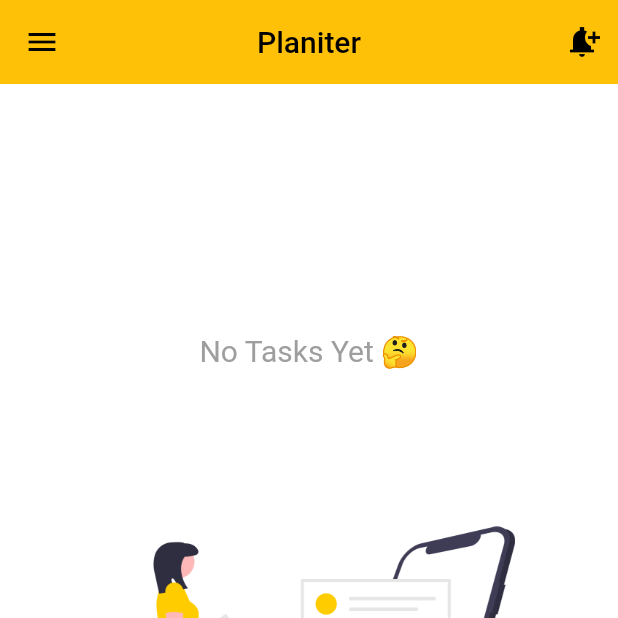
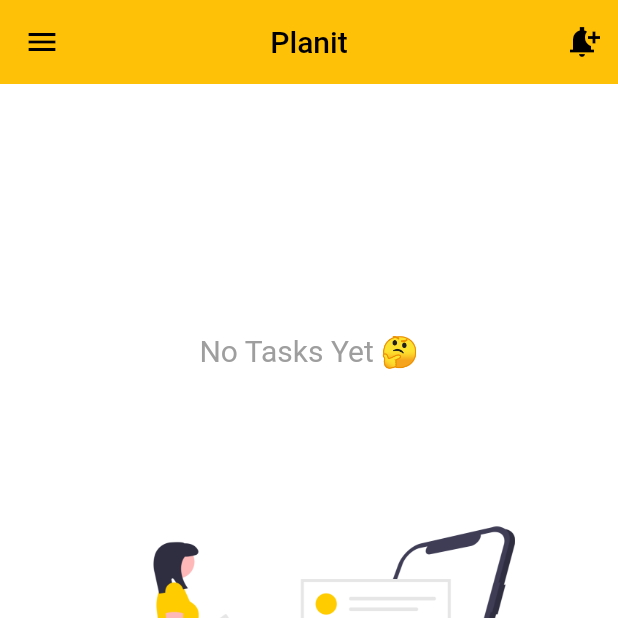
Before and after one commit to Knathgraphics/Planit, a Flutter app: the Dashboard screen opened by its route, on a phone screen of 412 x 824 dp, the top half of it. Run offline on Flutter 3.47's test engine with Material 2 defaults, Android fonts, the phone set to English and light mode, and no system bars; our stand-ins replace flutter_spinkit; missing offline and left inert: dart:ffi.

Commit message:
Changed App Name

```diff
--- a/lib/dashboard.dart
+++ b/lib/dashboard.dart
@@ -101,7 +101,7 @@ class _DashboardState extends State<Dashboard> {
       appBar: AppBar(
         elevation: 0,
         title: const Text(
-          'Planiter',
+          'Planit',
           style: TextStyle(color: Colors.black),
         ),
         backgroundColor: Yellow,
```
